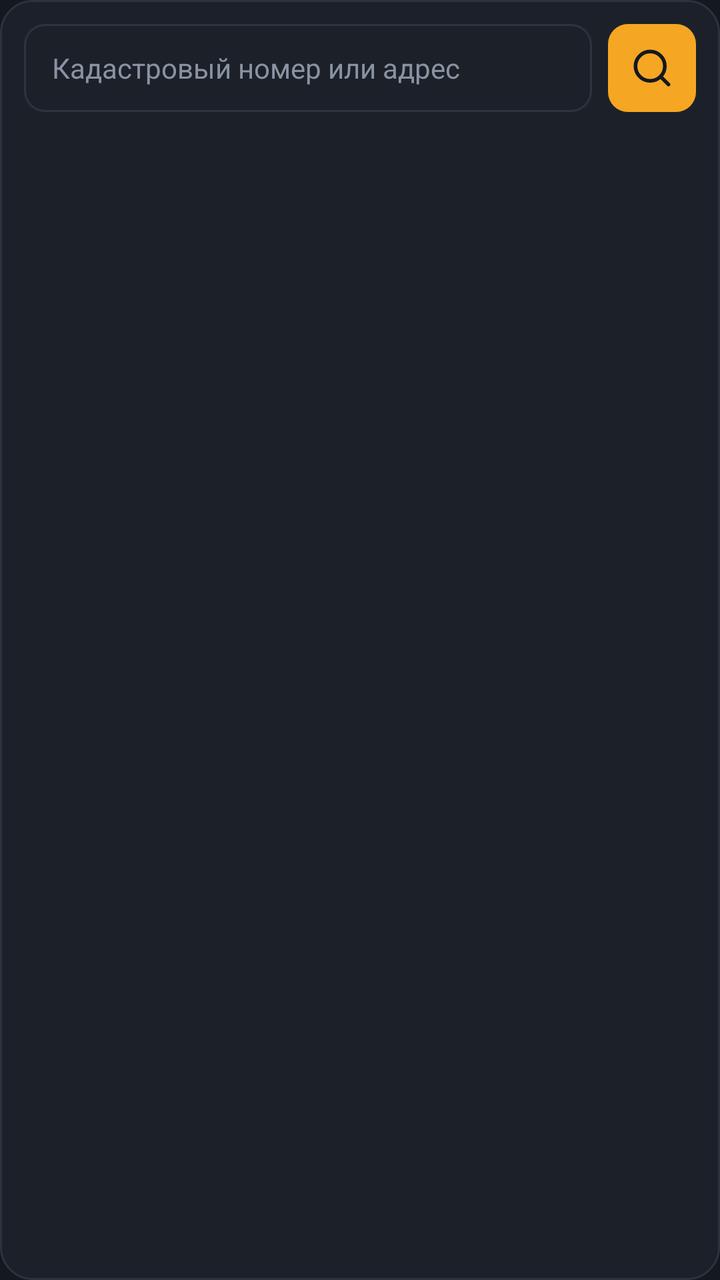
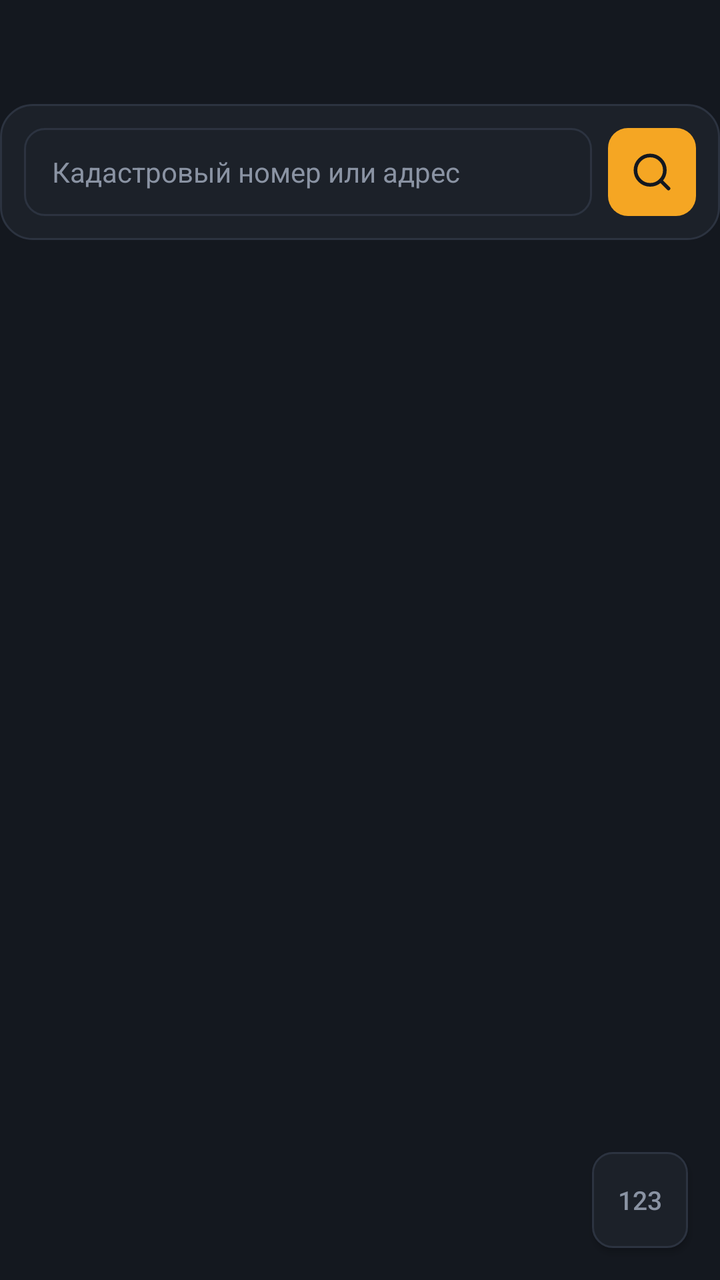

Before-and-after screenshots of an Android layout around one commit, followed by the original layout XML and the change that was made.
<!-- AndroidManifest.xml: application theme Theme.RuRoad -->
<!-- res/layout/activity_search_dialog.xml -->
<?xml version="1.0" encoding="utf-8"?>
<LinearLayout xmlns:android="http://schemas.android.com/apk/res/android"
    android:layout_width="match_parent"
    android:layout_height="wrap_content"
    android:orientation="vertical"
    android:background="@drawable/widget_bg"
    android:clickable="true"
    android:padding="12dp">

    
    <LinearLayout
        android:id="@+id/d_chrome"
        android:layout_width="match_parent"
        android:layout_height="wrap_content"
        android:orientation="horizontal"
        android:gravity="center_vertical"
        android:layout_marginBottom="8dp"
        android:visibility="gone">

        <ImageButton
            android:id="@+id/d_back"
            android:layout_width="28dp"
            android:layout_height="28dp"
            android:background="@drawable/field_bg"
            android:src="@drawable/ic_back"
            android:tint="@color/text_dim"
            android:scaleType="centerInside"
            android:padding="7dp"
            android:contentDescription="@string/desc_back" />

        <TextView
            android:id="@+id/d_title"
            android:layout_width="0dp"
            android:layout_weight="1"
            android:layout_height="wrap_content"
            android:gravity="center"
            android:textColor="@color/text_dim"
            android:textSize="12sp" />

        <ImageButton
            android:id="@+id/d_reset"
            android:layout_width="28dp"
            android:layout_height="28dp"
            android:background="@drawable/field_bg"
            android:src="@drawable/ic_close"
            android:tint="@color/text_dim"
            android:scaleType="centerInside"
            android:padding="7dp"
            android:contentDescription="@string/desc_reset" />
    </LinearLayout>

    
    <LinearLayout
        android:id="@+id/d_search_row"
        android:layout_width="match_parent"
        android:layout_height="wrap_content"
        android:orientation="horizontal"
        android:gravity="center_vertical">

        <FrameLayout
            android:layout_width="0dp"
            android:layout_weight="1"
            android:layout_height="44dp">

            <EditText
                android:id="@+id/search_input"
                android:layout_width="match_parent"
                android:layout_height="match_parent"
                android:background="@drawable/field_bg"
                android:hint="@string/widget_hint"
                android:textColorHint="@color/text_dim"
                android:textColor="@color/text_main"
                android:textSize="14sp"
                android:paddingStart="14dp"
                android:paddingEnd="44dp"
                android:singleLine="true"
                android:imeOptions="actionSearch"
                android:inputType="text"
                android:importantForAutofill="no" />

            <ImageButton
                android:id="@+id/search_clear"
                android:layout_width="32dp"
                android:layout_height="32dp"
                android:layout_gravity="end|center_vertical"
                android:layout_marginEnd="6dp"
                android:background="@null"
                android:src="@drawable/ic_close"
                android:tint="@color/text_dim"
                android:visibility="gone"
                android:contentDescription="@string/clear_input" />
        </FrameLayout>

        <ImageButton
            android:id="@+id/search_btn"
            android:layout_width="44dp"
            android:layout_height="44dp"
            android:layout_marginStart="8dp"
            android:background="@drawable/btn_primary"
            android:src="@drawable/ic_search"
            android:tint="#14181F"
            android:scaleType="centerInside"
            android:padding="11dp"
            android:contentDescription="@string/search_button" />
    </LinearLayout>

    
    <LinearLayout
        android:id="@+id/d_progress_row"
        android:layout_width="match_parent"
        android:layout_height="wrap_content"
        android:orientation="horizontal"
        android:gravity="center_vertical"
        android:layout_marginTop="10dp"
        android:visibility="gone">

        <ProgressBar
            android:id="@+id/search_progress"
            android:layout_width="20dp"
            android:layout_height="20dp" />

        <TextView
            android:id="@+id/search_status"
            android:layout_width="wrap_content"
            android:layout_height="wrap_content"
            android:layout_marginStart="10dp"
            android:text="@string/searching"
            android:textColor="@color/text_dim"
            android:textSize="13sp" />
    </LinearLayout>

    
    <ListView
        android:id="@+id/d_list"
        android:layout_width="match_parent"
        android:layout_height="wrap_content"
        android:layout_marginTop="8dp"
        android:divider="@color/stroke"
        android:dividerHeight="1dp"
        android:visibility="gone" />

    
    <LinearLayout
        android:id="@+id/d_card"
        android:layout_width="match_parent"
        android:layout_height="wrap_content"
        android:orientation="vertical"
        android:layout_marginTop="8dp"
        android:visibility="gone">

        <LinearLayout
            android:layout_width="match_parent"
            android:layout_height="wrap_content"
            android:orientation="horizontal"
            android:gravity="center_vertical">

            <TextView
                android:id="@+id/d_cad"
                android:layout_width="0dp"
                android:layout_weight="1"
                android:layout_height="wrap_content"
                android:textColor="#7FD3FF"
                android:textSize="16sp"
                android:textStyle="bold"
                android:singleLine="true"
                android:ellipsize="end" />

            <ImageButton
                android:id="@+id/d_route_head"
                android:layout_width="28dp"
                android:layout_height="28dp"
                android:background="@null"
                android:src="@drawable/ic_nav"
                android:tint="@color/primary"
                android:scaleType="centerInside"
                android:padding="4dp"
                android:contentDescription="@string/route_button" />
        </LinearLayout>

        <TextView
            android:id="@+id/d_quarter"
            android:layout_width="match_parent"
            android:layout_height="wrap_content"
            android:layout_marginTop="3dp"
            android:textColor="@color/text_dim"
            android:textSize="11sp" />

        <TextView
            android:id="@+id/d_badge"
            android:layout_width="wrap_content"
            android:layout_height="wrap_content"
            android:layout_marginTop="4dp"
            android:background="@drawable/badge_bg"
            android:paddingStart="10dp"
            android:paddingEnd="10dp"
            android:paddingTop="2dp"
            android:paddingBottom="2dp"
            android:textColor="#7FD3FF"
            android:textSize="11sp" />

        <TextView
            android:id="@+id/d_addr_l"
            android:layout_width="wrap_content"
            android:layout_height="wrap_content"
            android:layout_marginTop="6dp"
            android:text="@string/f_address"
            android:textColor="@color/text_dim"
            android:textSize="10.5sp" />

        <TextView
            android:id="@+id/d_addr"
            android:layout_width="wrap_content"
            android:layout_height="wrap_content"
            android:textColor="@color/text_main"
            android:textSize="13sp"
            android:maxLines="2"
            android:ellipsize="end" />

        <TextView
            android:id="@+id/d_area_l"
            android:layout_width="wrap_content"
            android:layout_height="wrap_content"
            android:layout_marginTop="5dp"
            android:text="@string/f_area"
            android:textColor="@color/text_dim"
            android:textSize="10.5sp" />

        <TextView
            android:id="@+id/d_area"
            android:layout_width="wrap_content"
            android:layout_height="wrap_content"
            android:textColor="@color/text_main"
            android:textSize="13sp" />

        <TextView
            android:id="@+id/d_status_l"
            android:layout_width="wrap_content"
            android:layout_height="wrap_content"
            android:layout_marginTop="5dp"
            android:text="@string/f_status"
            android:textColor="@color/text_dim"
            android:textSize="10.5sp" />

        <TextView
            android:id="@+id/d_status"
            android:layout_width="wrap_content"
            android:layout_height="wrap_content"
            android:textColor="@color/text_main"
            android:textSize="13sp" />

        <TextView
            android:id="@+id/d_landcat_l"
            android:layout_width="wrap_content"
            android:layout_height="wrap_content"
            android:layout_marginTop="5dp"
            android:text="@string/f_landcat"
            android:textColor="@color/text_dim"
            android:textSize="10.5sp" />

        <TextView
            android:id="@+id/d_landcat"
            android:layout_width="wrap_content"
            android:layout_height="wrap_content"
            android:textColor="@color/text_main"
            android:textSize="13sp" />

        <TextView
            android:id="@+id/d_perm_l"
            android:layout_width="wrap_content"
            android:layout_height="wrap_content"
            android:layout_marginTop="5dp"
            android:text="@string/f_perm"
            android:textColor="@color/text_dim"
            android:textSize="10.5sp" />

        <TextView
            android:id="@+id/d_perm"
            android:layout_width="wrap_content"
            android:layout_height="wrap_content"
            android:textColor="@color/text_main"
            android:textSize="13sp"
            android:maxLines="2"
            android:ellipsize="end" />

        <LinearLayout
            android:layout_width="match_parent"
            android:layout_height="wrap_content"
            android:orientation="horizontal"
            android:layout_marginTop="10dp">

            <Button
                android:id="@+id/d_map"
                android:layout_width="0dp"
                android:layout_weight="1"
                android:layout_height="40dp"
                android:background="@drawable/btn_secondary"
                android:text="@string/map_button"
                android:textColor="@color/text_main"
                android:textSize="13sp" />

            <ImageButton
                android:id="@+id/d_route"
                android:layout_width="0dp"
                android:layout_weight="1"
                android:layout_height="40dp"
                android:layout_marginStart="8dp"
                android:background="@drawable/btn_primary"
                android:src="@drawable/ic_nav"
                android:tint="#14181F"
                android:scaleType="centerInside"
                android:padding="10dp"
                android:contentDescription="@string/route_button" />
        </LinearLayout>
    </LinearLayout>

</LinearLayout>
<!-- resources referenced by this layout -->
<resources>
  <color name="primary">#F5A623</color>
  <color name="stroke">#2C3340</color>
  <color name="text_dim">#8A93A3</color>
  <color name="text_main">#ECEFF3</color>
  <!-- drawable badge_bg (drawable) -->
  <?xml version="1.0" encoding="utf-8"?>
  
  <shape xmlns:android="http://schemas.android.com/apk/res/android" android:shape="rectangle">
      <solid android:color="#264A90E2" />
      <stroke android:width="1dp" android:color="#664A90E2" />
      <corners android:radius="20dp" />
  </shape>
  <!-- drawable btn_primary (drawable) -->
  <?xml version="1.0" encoding="utf-8"?>
  <shape xmlns:android="http://schemas.android.com/apk/res/android">
      <solid android:color="#F5A623" />
      <corners android:radius="10dp" />
  </shape>
  <!-- drawable btn_secondary (drawable) -->
  <?xml version="1.0" encoding="utf-8"?>
  <shape xmlns:android="http://schemas.android.com/apk/res/android">
      <solid android:color="#242B36" />
      <stroke android:width="1dp" android:color="#2C3340" />
      <corners android:radius="10dp" />
  </shape>
  <!-- drawable field_bg (drawable) -->
  <?xml version="1.0" encoding="utf-8"?>
  <shape xmlns:android="http://schemas.android.com/apk/res/android">
      <solid android:color="#1C2129" />
      <stroke android:width="1dp" android:color="#2C3340" />
      <corners android:radius="10dp" />
  </shape>
  <!-- drawable ic_close (drawable) -->
  <?xml version="1.0" encoding="utf-8"?>
  
  <vector xmlns:android="http://schemas.android.com/apk/res/android"
      android:width="24dp" android:height="24dp"
      android:viewportWidth="24" android:viewportHeight="24">
      <path
          android:pathData="M18,6 L6,18 M6,6 L18,18"
          android:strokeColor="#FFFFFFFF" android:strokeWidth="2"
          android:strokeLineCap="round" android:fillColor="#00000000" />
  </vector>
  <!-- drawable ic_nav (drawable) -->
  <?xml version="1.0" encoding="utf-8"?>
  
  <vector xmlns:android="http://schemas.android.com/apk/res/android"
      android:width="24dp" android:height="24dp"
      android:viewportWidth="24" android:viewportHeight="24">
      
      <path
          android:pathData="M3,11 L22,2 L13,21 L11,13 Z"
          android:fillColor="#FFFFFFFF"
          android:strokeColor="#FFFFFFFF" android:strokeWidth="1"
          android:strokeLineJoin="round" />
  </vector>
  <!-- drawable widget_bg (drawable) -->
  <?xml version="1.0" encoding="utf-8"?>
  <shape xmlns:android="http://schemas.android.com/apk/res/android">
      <solid android:color="#1C2129" />
      <stroke android:width="1dp" android:color="#2C3340" />
      <corners android:radius="16dp" />
  </shape>
  <string name="clear_input">Очистить поле</string>
  <string name="desc_back">Назад</string>
  <string name="desc_reset">Сбросить</string>
  <string name="f_address">Адрес:</string>
  <string name="f_area">Площадь:</string>
  <string name="f_landcat">Категория земель:</string>
  <string name="f_perm">Вид разрешённого использования:</string>
  <string name="f_status">Статус:</string>
  <string name="map_button">На карте</string>
  <string name="route_button">Маршрут</string>
  <string name="search_button">Найти</string>
  <string name="searching">Поиск на НСПД…</string>
  <string name="widget_hint">Кадастровый номер или адрес</string>
  <style name="Theme.RuRoad" parent="android:Theme.Material.NoActionBar">
          <item name="android:windowBackground">@color/bg</item>
          <item name="android:statusBarColor">@color/bg</item>
          <item name="android:navigationBarColor">@color/bg</item>
          <item name="android:colorAccent">@color/primary</item>
      </style>
  <color name="bg">#14181F</color>
  <!-- unchanged entries left out for length: 2 -->
</resources>

<!-- the commit's change to res/layout/activity_search_dialog.xml (unified diff, before → after) -->
@@ -1,10 +1,15 @@
 <?xml version="1.0" encoding="utf-8"?>
-<LinearLayout xmlns:android="http://schemas.android.com/apk/res/android"
+<FrameLayout xmlns:android="http://schemas.android.com/apk/res/android"
+    android:layout_width="match_parent"
+    android:layout_height="match_parent">
+
+    <LinearLayout
     android:layout_width="match_parent"
     android:layout_height="wrap_content"
     android:orientation="vertical"
     android:background="@drawable/widget_bg"
     android:clickable="true"
+    android:layout_marginTop="52dp"
     android:padding="12dp">
 
     
@@ -36,17 +41,6 @@
             android:gravity="center"
             android:textColor="@color/text_dim"
             android:textSize="12sp" />
-
-        <ImageButton
-            android:id="@+id/d_reset"
-            android:layout_width="28dp"
-            android:layout_height="28dp"
-            android:background="@drawable/field_bg"
-            android:src="@drawable/ic_close"
-            android:tint="@color/text_dim"
-            android:scaleType="centerInside"
-            android:padding="7dp"
-            android:contentDescription="@string/desc_reset" />
     </LinearLayout>
 
     
@@ -71,6 +65,10 @@
                 android:textColorHint="@color/text_dim"
                 android:textColor="@color/text_main"
                 android:textSize="14sp"
+                android:autoSizeTextType="uniform"
+                android:autoSizeMinTextSize="11sp"
+                android:autoSizeMaxTextSize="14sp"
+                android:autoSizeStepGranularity="1sp"
                 android:paddingStart="14dp"
                 android:paddingEnd="44dp"
                 android:singleLine="true"
@@ -312,5 +310,19 @@
                 android:contentDescription="@string/route_button" />
         </LinearLayout>
     </LinearLayout>
-
-</LinearLayout>
+    </LinearLayout>
+
+    
+    <Button
+        android:id="@+id/kb_toggle"
+        android:layout_width="48dp"
+        android:layout_height="48dp"
+        android:layout_gravity="bottom|end"
+        android:layout_marginEnd="16dp"
+        android:layout_marginBottom="16dp"
+        android:background="@drawable/field_bg"
+        android:text="@string/kb_num"
+        android:textColor="@color/text_dim"
+        android:textSize="13sp" />
+
+</FrameLayout>
<!-- resource entries referenced after the edit -->
@@ -65,12 +65,12 @@
   </shape>
   <string name="clear_input">Очистить поле</string>
   <string name="desc_back">Назад</string>
-  <string name="desc_reset">Сбросить</string>
   <string name="f_address">Адрес:</string>
   <string name="f_area">Площадь:</string>
   <string name="f_landcat">Категория земель:</string>
   <string name="f_perm">Вид разрешённого использования:</string>
   <string name="f_status">Статус:</string>
+  <string name="kb_num">123</string>
   <string name="map_button">На карте</string>
   <string name="route_button">Маршрут</string>
   <string name="search_button">Найти</string>
